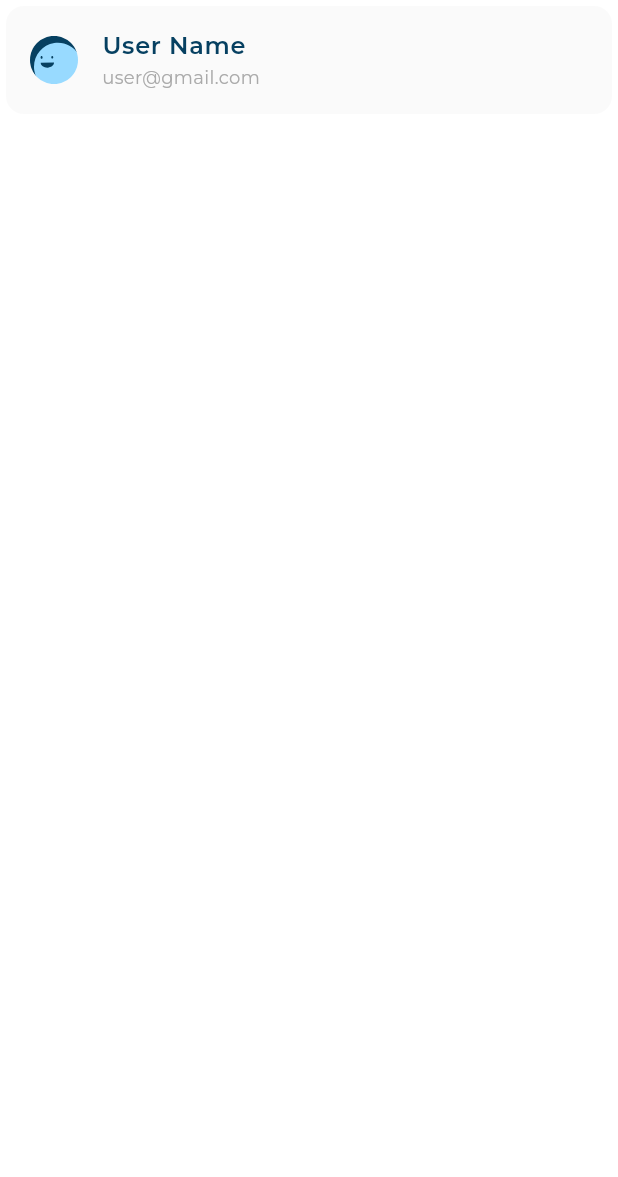
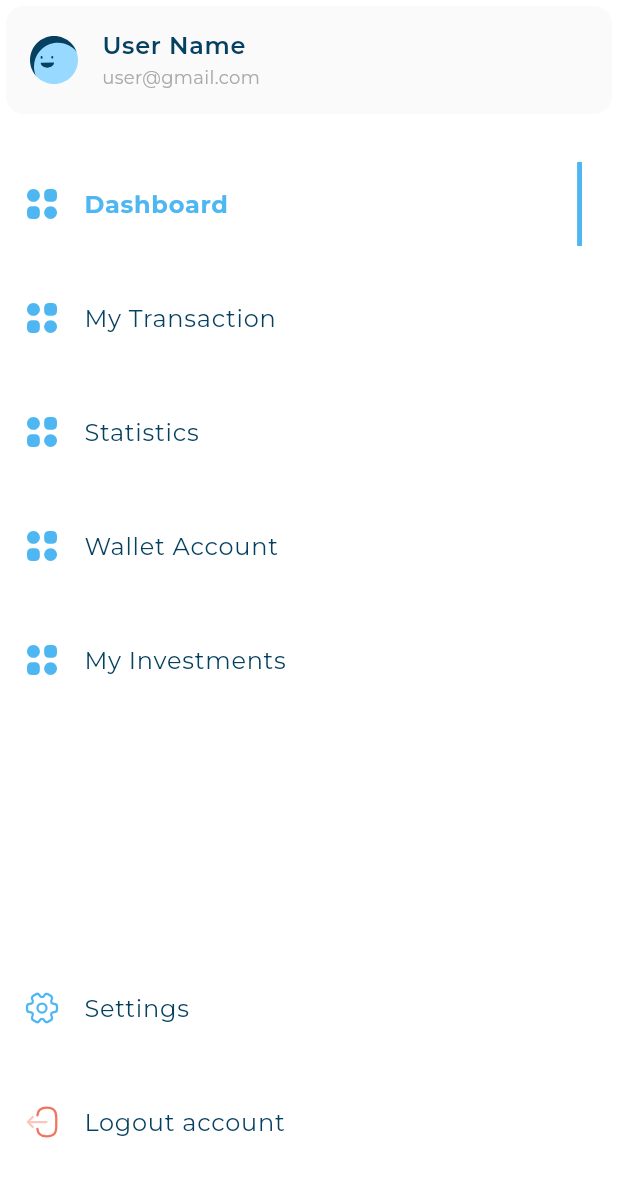
Before and after one commit to Anas-Nabih/Responsive-Adaptive-UI, a Flutter app: the CustomDrawer widget shown alone on an empty page, opened directly, on a phone screen of 412 x 824 dp. Shown: the top 1177 px of the screen. Run offline on Flutter 3.47's test engine with Material 3 defaults, Android fonts, the phone set to English and light mode, and no system bars; our stand-ins replace device_preview, flutter_svg; project files that could hold a hidden picture were left out.

Commit message:
finish custom drawer

```diff
--- a/lib/utils/app_colors.dart
+++ b/lib/utils/app_colors.dart
@@ -4,4 +4,5 @@ import 'package:flutter/material.dart';
 abstract class AppColors{
 
   static const Color cardColor = Color(0xfffafafa);
+  static const Color activeColor = Color(0xFF4EB7F2);
 }
--- a/lib/utils/app_styles.dart
+++ b/lib/utils/app_styles.dart
@@ -1,5 +1,6 @@
 import 'package:flutter/foundation.dart';
 import 'package:flutter/material.dart';
+import 'package:responsive_adaptive_ui/utils/app_colors.dart';
 
 abstract class AppStyles {
   static TextStyle styleRegular16(context) {
@@ -13,7 +14,7 @@ abstract class AppStyles {
 
   static TextStyle styleBold16(BuildContext context) {
     return TextStyle(
-      color: const Color(0xFF4EB7F2),
+      color: AppColors.activeColor,
       fontSize: getResponsiveFontSize(context, fontSize: 16),
       fontFamily: 'Montserrat',
       fontWeight: FontWeight.w700,
--- a/lib/widgets/custom_drawer.dart
+++ b/lib/widgets/custom_drawer.dart
@@ -1,27 +1,26 @@
 import 'package:flutter/material.dart';
 import 'package:responsive_adaptive_ui/models/drawer_item_model.dart';
 import 'package:responsive_adaptive_ui/utils/app_images.dart';
+import 'package:responsive_adaptive_ui/widgets/drawer_footer_items.dart';
+import 'package:responsive_adaptive_ui/widgets/drawer_item.dart';
+import 'package:responsive_adaptive_ui/widgets/drawer_items_list_view.dart';
 import 'package:responsive_adaptive_ui/widgets/user_info_list_tile.dart';
 
 class CustomDrawer extends StatelessWidget {
   const CustomDrawer({super.key});
 
 
-  static const List<DrawerItemModel> items = [
-    DrawerItemModel(image: Assets.imagesDashboard, title: "Dashboard"),
-    DrawerItemModel(image: Assets.imagesDashboard, title: "My Transaction"),
-    DrawerItemModel(image: Assets.imagesDashboard, title: "Statistics"),
-    DrawerItemModel(image: Assets.imagesDashboard, title: "Wallet Account"),
-    DrawerItemModel(image: Assets.imagesDashboard, title: "My Investments"),
-  ];
+
   @override
   Widget build(BuildContext context) {
     return Container(
       color: Colors.white,
-      child: Column(
-        children: [
-          UserInfoListTile(title: "User Name", subTitle: "user@gmail.com", image: Assets.imagesAvatar3),
-          SizedBox(height: 8,),
+      child: CustomScrollView(
+        slivers: [
+          SliverToBoxAdapter(child: UserInfoListTile(title: "User Name", subTitle: "user@gmail.com", image: Assets.imagesAvatar3)),
+          SliverToBoxAdapter(child: SizedBox(height: 8,)),
+          DrawerItemsListView(),
+          DrawerFooterItems(),
 
         ],
       ),
--- /dev/null
+++ b/lib/widgets/drawer_footer_items.dart
@@ -0,0 +1,31 @@
+import 'package:flutter/material.dart';
+import 'package:responsive_adaptive_ui/models/drawer_item_model.dart';
+import 'package:responsive_adaptive_ui/utils/app_images.dart';
+import 'package:responsive_adaptive_ui/widgets/drawer_item.dart';
+
+class DrawerFooterItems extends StatelessWidget {
+  const DrawerFooterItems({super.key});
+
+  static const List<DrawerItemModel> footerItems = [
+    DrawerItemModel(image: Assets.imagesSettings, title: "Settings"),
+    DrawerItemModel(image: Assets.imagesLogout, title: "Logout account")
+  ];
+
+  @override
+  Widget build(BuildContext context) {
+    return SliverFillRemaining(
+      hasScrollBody: false,
+      child: Column(
+        children: [
+          Expanded(child: SizedBox()),
+          DrawerItem(drawerItemModel: DrawerItemModel(image: Assets.imagesSettings, title: "Settings"), isActive: false),
+          DrawerItem(drawerItemModel: DrawerItemModel(image: Assets.imagesLogout, title: "Logout account"), isActive: false),
+
+          SizedBox(
+            height: 48,
+          )
+         ],
+      ),
+    );
+  }
+}
--- a/lib/widgets/drawer_item.dart
+++ b/lib/widgets/drawer_item.dart
@@ -1,19 +1,70 @@
 import 'package:flutter/material.dart';
 import 'package:flutter_svg/flutter_svg.dart';
 import 'package:responsive_adaptive_ui/models/drawer_item_model.dart';
+import 'package:responsive_adaptive_ui/utils/app_colors.dart';
 import 'package:responsive_adaptive_ui/utils/app_styles.dart';
 
 class DrawerItem extends StatelessWidget {
-  const DrawerItem({super.key, required this.drawerItemModel});
+  const DrawerItem(
+      {super.key, required this.drawerItemModel, required this.isActive});
+
+  final DrawerItemModel drawerItemModel;
+  final bool isActive;
+
+  @override
+  Widget build(BuildContext context) {
+    return isActive
+        ? ActiveDrawerItem(drawerItemModel: drawerItemModel)
+        : InActiveDrawerItem(drawerItemModel: drawerItemModel);
+  }
+}
+
+class ActiveDrawerItem extends StatelessWidget {
+  const ActiveDrawerItem({
+    super.key,
+    required this.drawerItemModel,
+  });
 
   final DrawerItemModel drawerItemModel;
 
   @override
   Widget build(BuildContext context) {
-    return ListTile(
-      leading: SvgPicture.asset(drawerItemModel.image),
-      title: Text(drawerItemModel.title,style: AppStyles.styleRegular16(context),),
+    return Padding(
+      padding: EdgeInsets.only(top: 20),
+      child: ListTile(
+        leading: SvgPicture.asset(drawerItemModel.image),
+        title: Text(
+          drawerItemModel.title,
+          style: AppStyles.styleBold16(context),
+        ),
+        trailing: Container(
+          width: 3.27,
+          color: AppColors.activeColor,
+        ),
+      ),
     );
-
   }
 }
+
+class InActiveDrawerItem extends StatelessWidget {
+  const InActiveDrawerItem({
+    super.key,
+    required this.drawerItemModel,
+  });
+
+  final DrawerItemModel drawerItemModel;
+
+  @override
+  Widget build(BuildContext context) {
+    return Padding(
+      padding: EdgeInsets.only(top: 20),
+      child: ListTile(
+        leading: SvgPicture.asset(drawerItemModel.image),
+        title: Text(
+          drawerItemModel.title,
+          style: AppStyles.styleRegular16(context),
+        ),
+      ),
+    );
+  }
+}
--- /dev/null
+++ b/lib/widgets/drawer_items_list_view.dart
@@ -0,0 +1,45 @@
+import 'package:flutter/material.dart';
+import 'package:responsive_adaptive_ui/models/drawer_item_model.dart';
+import 'package:responsive_adaptive_ui/utils/app_images.dart';
+import 'package:responsive_adaptive_ui/widgets/drawer_item.dart';
+
+class DrawerItemsListView extends StatefulWidget {
+  const DrawerItemsListView({
+    super.key,
+  });
+
+  @override
+  State<DrawerItemsListView> createState() => _DrawerItemsListViewState();
+}
+
+class _DrawerItemsListViewState extends State<DrawerItemsListView> {
+  final List<DrawerItemModel> items = [
+    DrawerItemModel(image: Assets.imagesDashboard, title: "Dashboard"),
+    DrawerItemModel(image: Assets.imagesDashboard, title: "My Transaction"),
+    DrawerItemModel(image: Assets.imagesDashboard, title: "Statistics"),
+    DrawerItemModel(image: Assets.imagesDashboard, title: "Wallet Account"),
+    DrawerItemModel(image: Assets.imagesDashboard, title: "My Investments"),
+  ];
+
+  int activeIndex = 0;
+
+  @override
+  Widget build(BuildContext context) {
+    return SliverList(
+      delegate: SliverChildBuilderDelegate(
+        (context, index) => GestureDetector(
+          onTap: () {
+            if (activeIndex != index) {
+              setState(() => activeIndex = index);
+            }
+          },
+          child: DrawerItem(
+            drawerItemModel: items[index],
+            isActive: activeIndex == index,
+          ),
+        ),
+        childCount: items.length,
+      ),
+    );
+  }
+}
```
Also changed, not shown: assets/images/settings.svg (renamed from assets/images/settings (1).svg).
